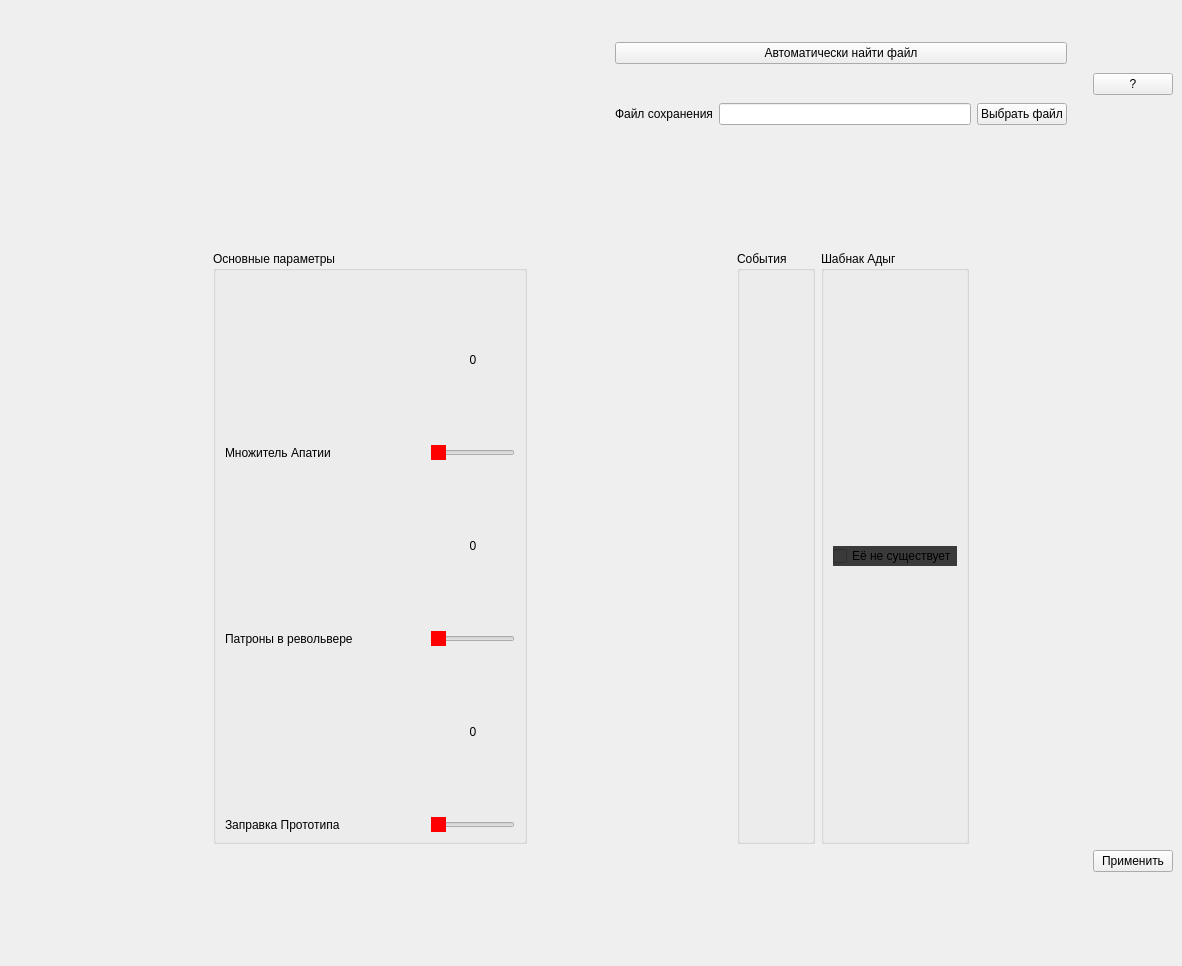
First picture: the form in Pathologic3Helper/mainwindow.ui, repository fii1123/Pathologic3Helper, before the edit.
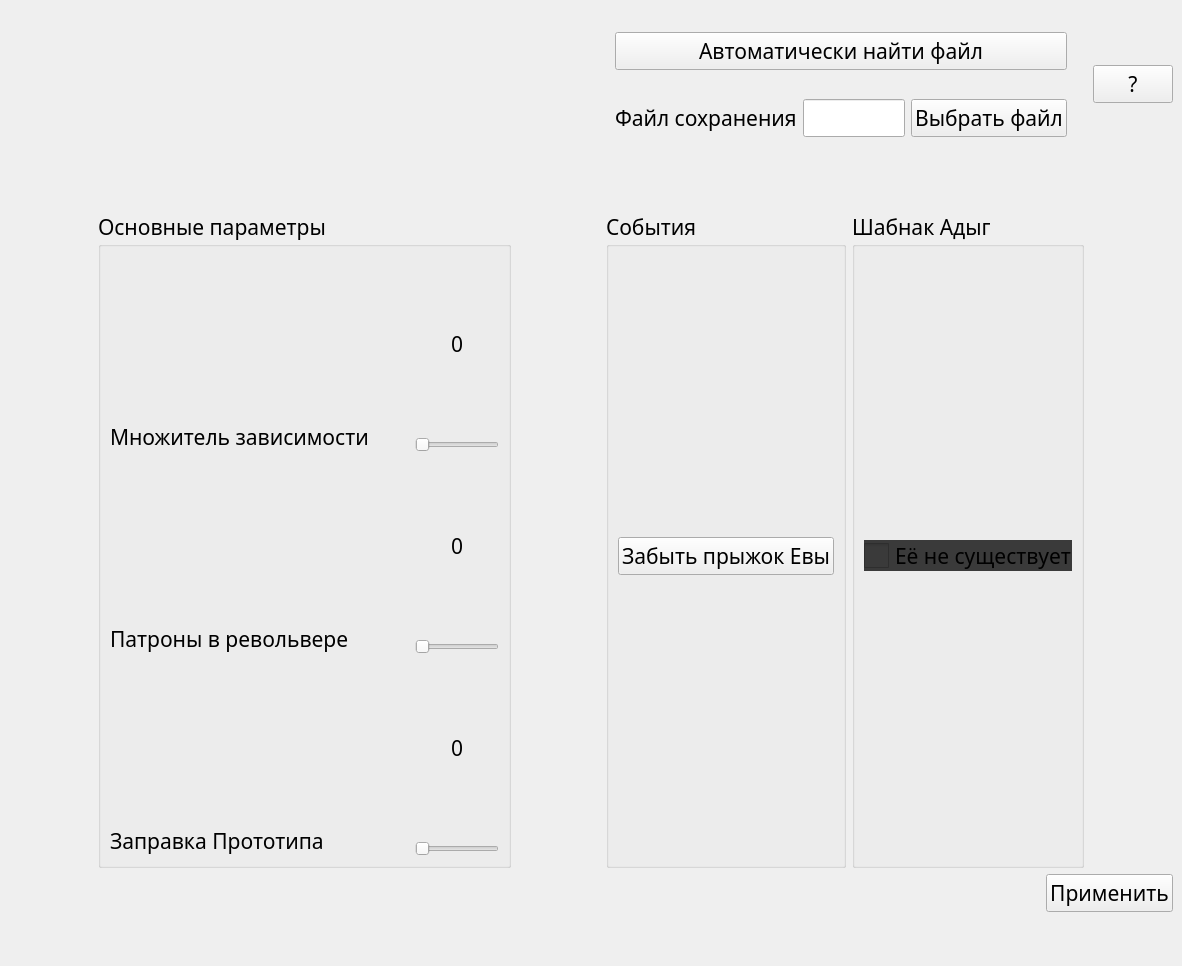
Second picture: the form after the edit. Icons and pictures are not drawn.

Patch:
```diff
--- a/Pathologic3Helper/mainwindow.ui
+++ b/Pathologic3Helper/mainwindow.ui
@@ -10,6 +10,12 @@
     <height>966</height>
    </rect>
   </property>
+  <property name="font">
+   <font>
+    <family>Bad Script</family>
+    <pointsize>16</pointsize>
+   </font>
+  </property>
   <property name="windowTitle">
    <string>Pathologic 3 helper</string>
   </property>
@@ -186,7 +192,7 @@
              <item>
               <widget class="QLabel" name="ApatItemsMultiplierLabel">
                <property name="text">
-                <string>Множитель Апатии</string>
+                <string>Множитель зависимости</string>
                </property>
               </widget>
              </item>
@@ -219,14 +225,6 @@
              </item>
              <item>
               <widget class="QSlider" name="ApatItemsMultiplierHSlider">
-               <property name="styleSheet">
-                <string notr="true"> QSlider::handle:horizontal {
-                border: 1px  red;
-                background: red;
-            }
-
-</string>
-               </property>
                <property name="maximum">
                 <number>100</number>
                </property>
@@ -301,14 +299,6 @@
              </item>
              <item>
               <widget class="QSlider" name="RevolverBulletsHSlider">
-               <property name="styleSheet">
-                <string notr="true"> QSlider::handle:horizontal {
-                border: 1px  red;
-                background: red;
-            }
-
-</string>
-               </property>
                <property name="maximum">
                 <number>6</number>
                </property>
@@ -383,14 +373,6 @@
              </item>
              <item>
               <widget class="QSlider" name="SprayAmmoCountHSlider">
-               <property name="styleSheet">
-                <string notr="true"> QSlider::handle:horizontal {
-                border: 1px  red;
-                background: red;
-            }
-
-</string>
-               </property>
                <property name="maximum">
                 <number>20</number>
                </property>
@@ -426,7 +408,18 @@
         </property>
         <layout class="QVBoxLayout" name="verticalLayout_2">
          <item>
-          <layout class="QVBoxLayout" name="EventVLayout"/>
+          <layout class="QVBoxLayout" name="EventVLayout">
+           <item>
+            <widget class="QPushButton" name="LeapOfFaith">
+             <property name="cursor">
+              <cursorShape>PointingHandCursor</cursorShape>
+             </property>
+             <property name="text">
+              <string>Забыть прыжок Евы</string>
+             </property>
+            </widget>
+           </item>
+          </layout>
          </item>
         </layout>
        </widget>
@@ -442,8 +435,20 @@
          </item>
          <item>
           <widget class="QCheckBox" name="ShabnakCheckBox">
+           <property name="font">
+            <font>
+             <family>Bad Script</family>
+             <pointsize>16</pointsize>
+            </font>
+           </property>
            <property name="styleSheet">
-            <string notr="true">background-color: rgb(58, 58, 58);</string>
+            <string notr="true">QCheckBox {
+background-color: rgb(58, 58, 58);
+}
+QCheckBox::indicator {
+width: 25px;
+height: 25px;
+}</string>
            </property>
            <property name="text">
             <string>Её не существует</string>
```
